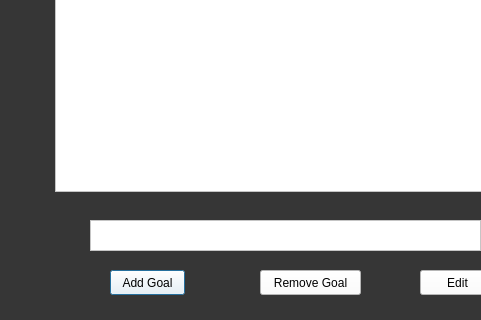
Above: window.ui from austin-sohn/254-group13 before the change; both pictures show x 0 to 481 and y 180 to 500 of the 600 by 500 pixel window. Below: the same form after it.
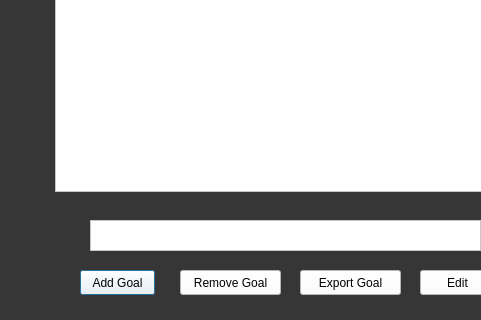
That is the form after the change.

Commit message: Implemented export functionality

What changed in the file:
```diff
--- a/window.ui
+++ b/window.ui
@@ -44,7 +44,7 @@
   <widget class="QPushButton" name="addGoalButton">
    <property name="geometry">
     <rect>
-     <x>110</x>
+     <x>80</x>
      <y>450</y>
      <width>75</width>
      <height>25</height>
@@ -61,7 +61,7 @@
   <widget class="QPushButton" name="removeGoalButton">
    <property name="geometry">
     <rect>
-     <x>260</x>
+     <x>180</x>
      <y>450</y>
      <width>101</width>
      <height>25</height>
@@ -75,6 +75,22 @@
     <string>Remove Goal</string>
    </property>
   </widget>
+  <widget class="QPushButton" name="exportButton">
+   <property name="geometry">
+    <rect>
+     <x>300</x>
+     <y>450</y>
+     <width>101</width>
+     <height>25</height>
+    </rect>
+   </property>
+   <property name="styleSheet">
+    <string notr="true">background-color: white; color: black;</string>
+   </property>
+   <property name="text">
+    <string>Export Goal</string>
+   </property>
+  </widget>
   <widget class="QTextEdit" name="goalInputBox">
    <property name="geometry">
     <rect>
```
The commit also changes 2 other files.
